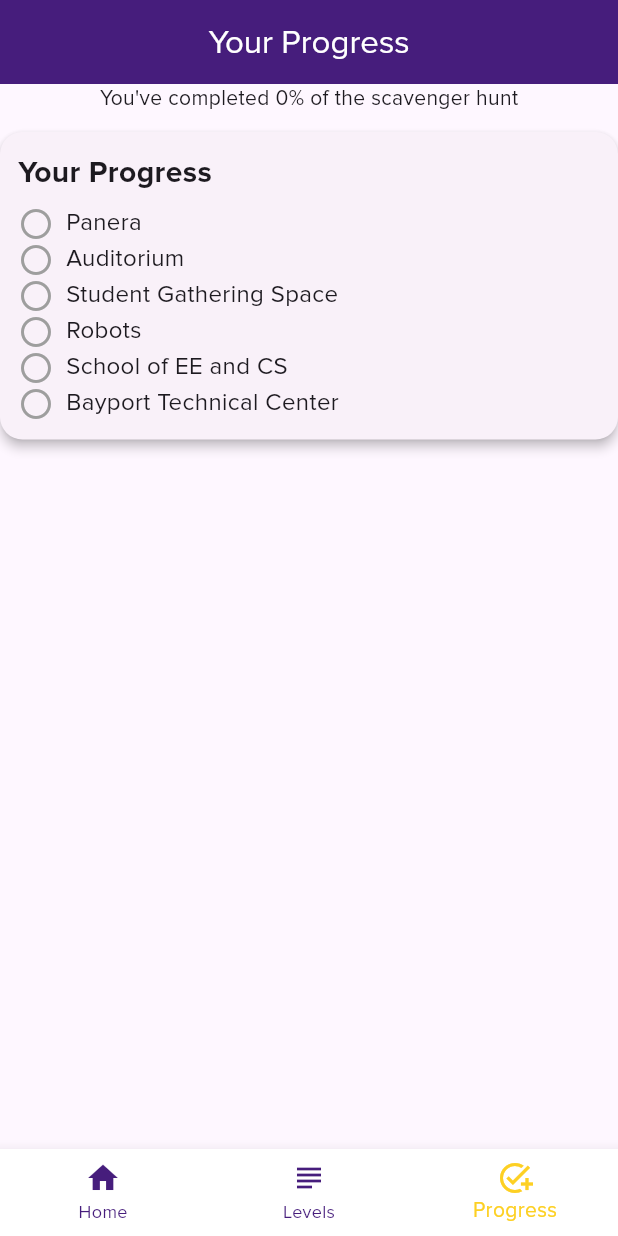
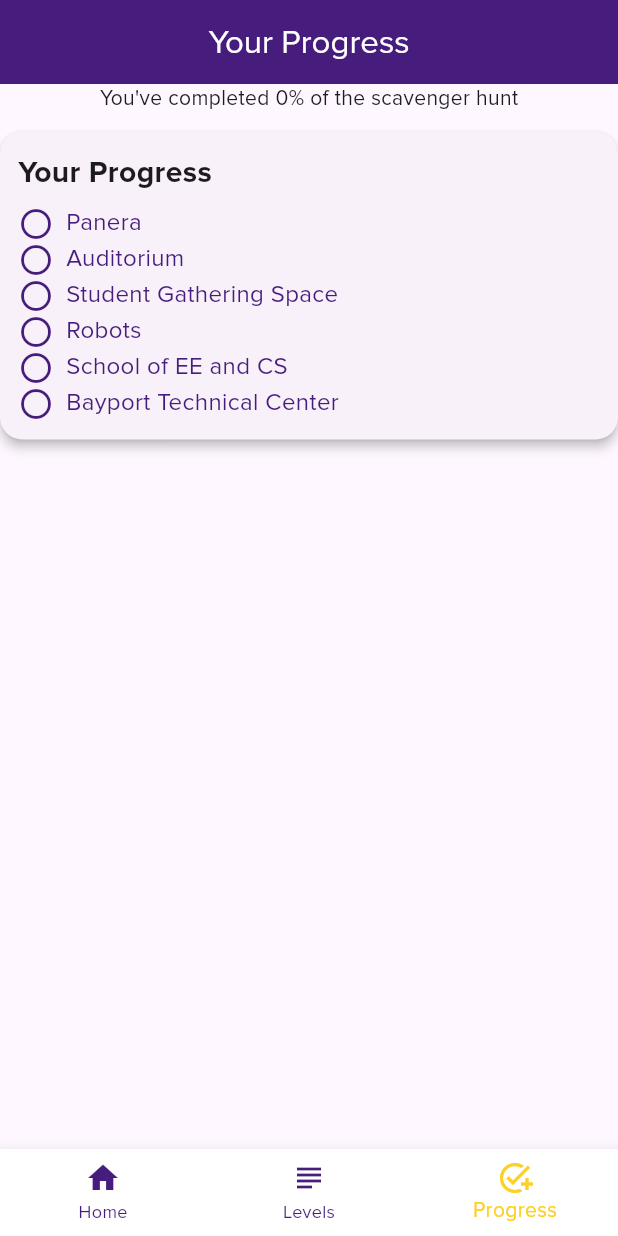
Before and after one commit to steven-reed122/Branded_Scavenger_Hunt, a Flutter app: the screen it shows after launch, item 3 of the bottom bar chosen, on a phone screen of 412 x 824 dp. Run offline on Flutter 3.47's test engine with Material 3 defaults, Android fonts, the light colour scheme and no system bars.

Commit message:
Progress updates when a question is answered

```diff
--- a/lib/location_page.dart
+++ b/lib/location_page.dart
@@ -55,6 +55,7 @@ class _LocationPageState extends State<LocationPage> {
         _feedback = 'Correct! 🎉';
         _isCorrect = true;
         _showFunFact = true;
+        RiddleData.markLocationDone(widget.level, widget.locationName);
       });
     } else {
       setState(() {
--- a/lib/progress.dart
+++ b/lib/progress.dart
@@ -68,10 +68,13 @@ class _ProgressPageState extends State<ProgressPage> {
                     completed
                         ? Icons.check_circle
                         : Icons.radio_button_unchecked,
-                    color: completed ? Colors.green : Colors.grey,
+                    color: Color(0xFF461D7C),
                   ),
                   const SizedBox(width: 8),
-                  Text(location, style: const TextStyle(fontSize: 16)),
+                  Text(
+                    location,
+                    style: const TextStyle(fontSize: 16, color: Color(0xFF461D7C)),
+                  ),
                 ],
               );
             }).toList(),
```
Also changed, not shown: lib/riddle_data.dart (+15 -0 lines).
